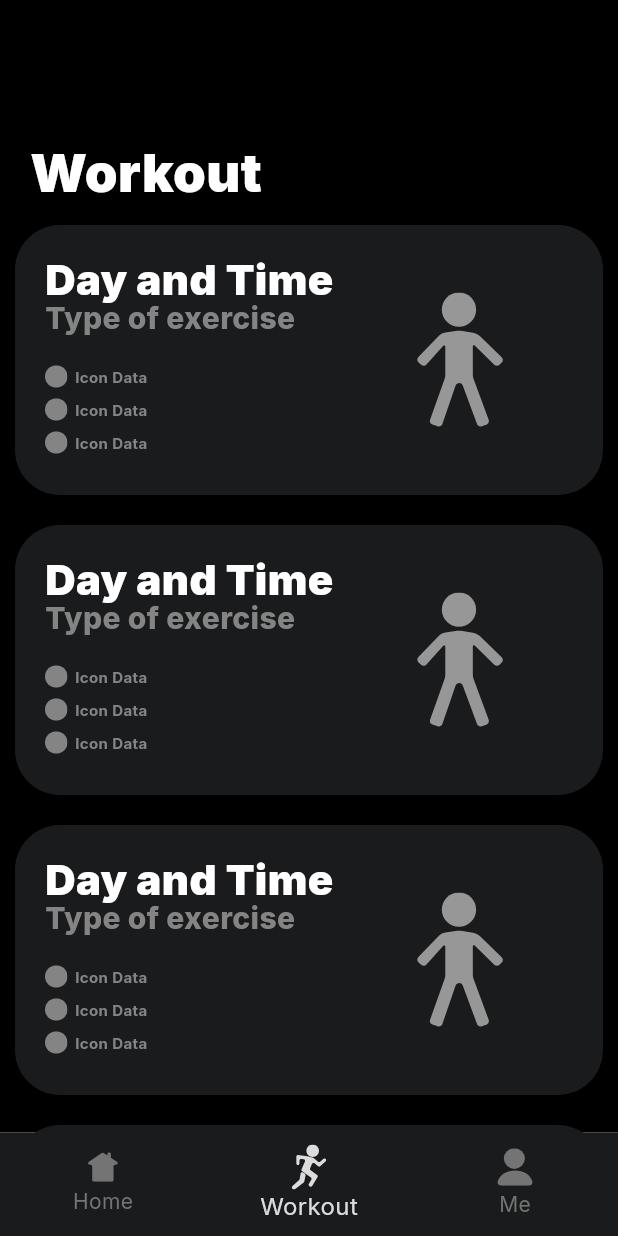
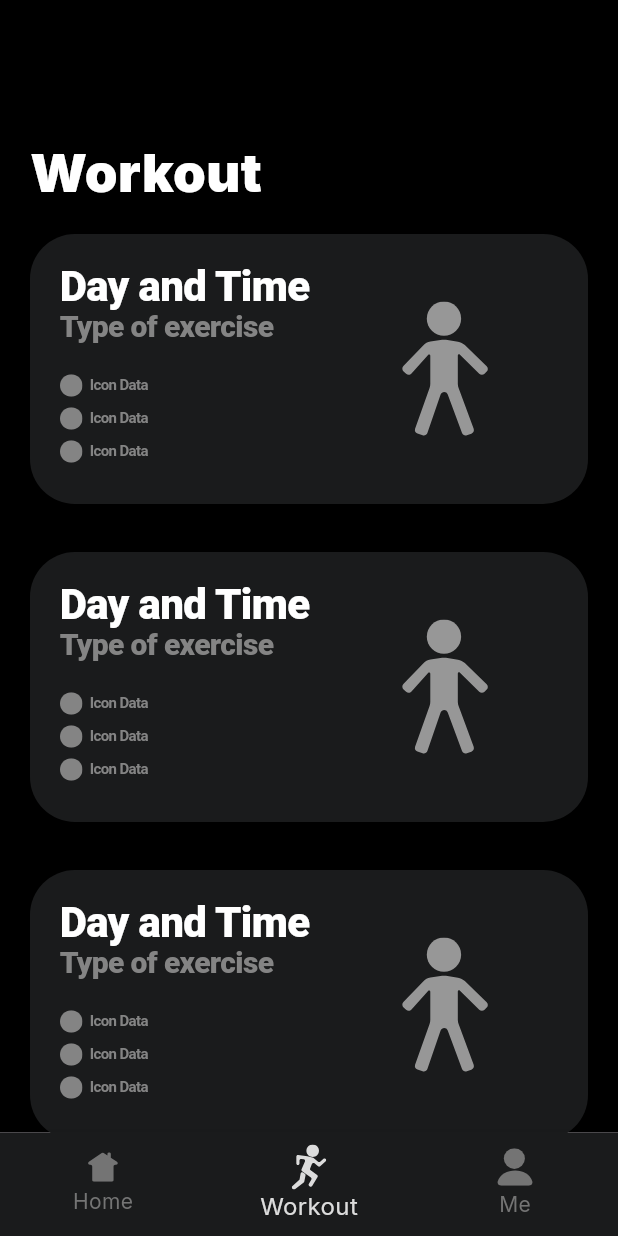
Before and after one commit to AbsolutelyHaakon/FitnessApp-IDATA2503, a Flutter app: the screen it shows after launch, item 2 of the bottom bar chosen, on a phone screen of 412 x 824 dp. Run offline on Flutter 3.47's test engine with Material 3 defaults, Android fonts, the phone set to English and light mode, and no system bars; our stand-ins replace flutter_svg, get.

Commit message:
Small change

```diff
--- a/lib/components/upcoming_workouts_box.dart
+++ b/lib/components/upcoming_workouts_box.dart
@@ -1,9 +1,14 @@
 import 'dart:ui';
 
 import 'package:fitnessapp_idata2503/components/Elements/texts.dart';
-import 'package:fitnessapp_idata2503/components/Elements/texts.dart';
+import 'package:flutter/cupertino.dart';
 import 'package:flutter/material.dart';
 import 'package:flutter_svg/svg.dart';
+
+import '../pages/pre_workout_screen.dart';
+
+// Last edited 27/09/2024
+// Last edited by Matti Kjellstadli
 
 class UpcomingWorkoutsBox extends StatefulWidget {
   const UpcomingWorkoutsBox({super.key, required});
@@ -17,10 +22,10 @@ class UpcomingWorkoutsBox extends StatefulWidget {
 class _UpcomingWorkoutsBoxState extends State<UpcomingWorkoutsBox> {
   @override
   Widget build(BuildContext context) {
-    return Container(
-      margin: const EdgeInsets.all(10),
+    return CupertinoButton(
+        child: Container(
           constraints: const BoxConstraints(minHeight: 180),
-      width: double.infinity,
+          width: 400,
           decoration: const BoxDecoration(
             color: Color(0xFF1A1B1C),
             borderRadius: BorderRadius.all(Radius.circular(30)),
@@ -76,6 +81,14 @@ class _UpcomingWorkoutsBoxState extends State<UpcomingWorkoutsBox> {
               ),
             ],
           ),
+        ),
+        onPressed: () {
+          Navigator.push(
+            context,
+            CupertinoPageRoute(
+              builder: (context) => const PreWorkoutScreen(),
+            ),
           );
+        });
   }
 }
--- a/lib/modules/workout_plan_module.dart
+++ b/lib/modules/workout_plan_module.dart
@@ -17,6 +17,7 @@ class WorkoutPlanModule extends StatelessWidget {
   Widget build(BuildContext context) {
     return Center(
       child: Column(
+
         children: [
           const SizedBox(height: 40),
           Container(
--- a/lib/pages/home.dart
+++ b/lib/pages/home.dart
@@ -1,8 +1,8 @@
 import 'package:fitnessapp_idata2503/modules/rings_module.dart';
 import 'package:flutter/material.dart';
 import 'package:intl/intl.dart';
+import '../components/upcoming_workouts_box.dart';
 import '../modules/nutrition_module.dart';
-import '../modules/today_module.dart';
 
 // Landing page for the user
 // Contains widgets to direct the user to specific pages
@@ -67,8 +67,7 @@ class _HomeState extends State<Home> {
                 ),
               ),
             ),
-            const TodayModule(),
-            const SizedBox(height: 20),
+            const UpcomingWorkoutsBox(),
             Row(
               mainAxisAlignment: MainAxisAlignment.spaceEvenly,
               children: [
--- a/lib/pages/workout.dart
+++ b/lib/pages/workout.dart
@@ -1,16 +1,14 @@
-import 'package:fitnessapp_idata2503/components/Elements/texts.dart';
 import 'package:fitnessapp_idata2503/components/upcoming_workouts_box.dart';
-import 'package:fitnessapp_idata2503/pages/upcoming_workouts.dart';
 import 'package:flutter/material.dart';
 
 class Workout extends StatelessWidget {
   @override
   Widget build(BuildContext context) {
-    return Scaffold(
-      body: const SingleChildScrollView(
+    return const Scaffold(
+      body: SingleChildScrollView(
         child: Column(children: [
           SizedBox(height: 90),
-          const Padding(
+          Padding(
             padding: EdgeInsets.only(left: 20.0),
             child: Align(
               alignment: Alignment.centerLeft,
@@ -33,7 +31,7 @@ class Workout extends StatelessWidget {
           UpcomingWorkoutsBox(),
         ]),
       ),
-      backgroundColor: const Color(0xFF000000),
+      backgroundColor: Color(0xFF000000),
     );
   }
 }
```
Also changed, not shown: 1 other file. Lines whose indentation alone changed are shown as unchanged.
